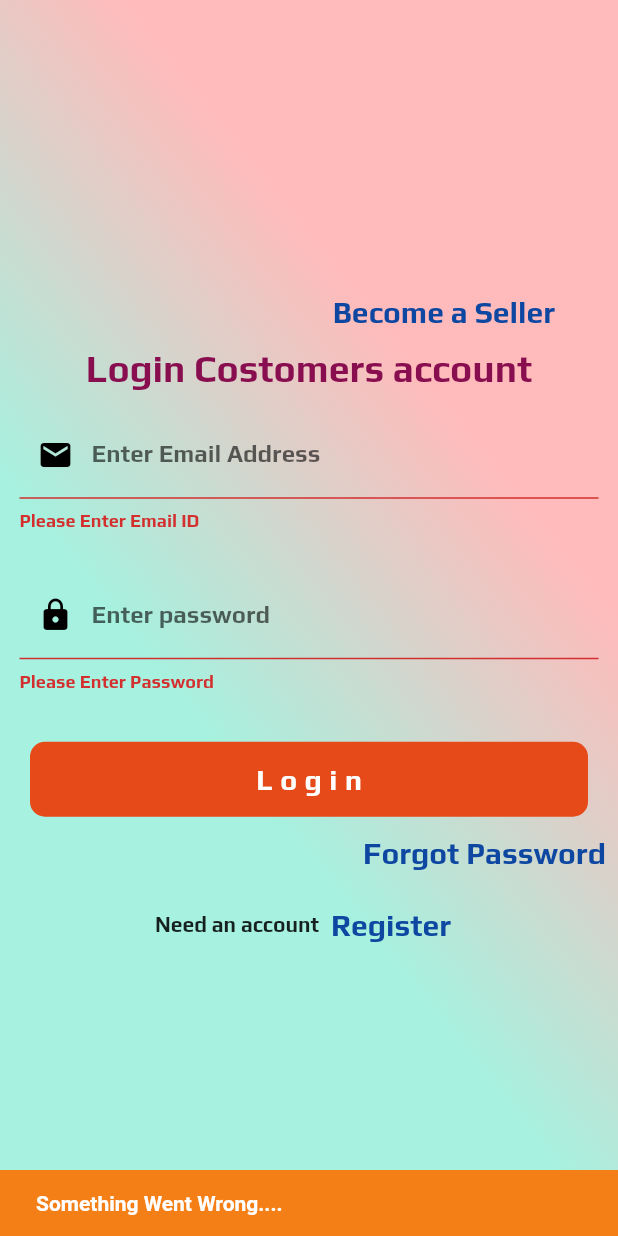
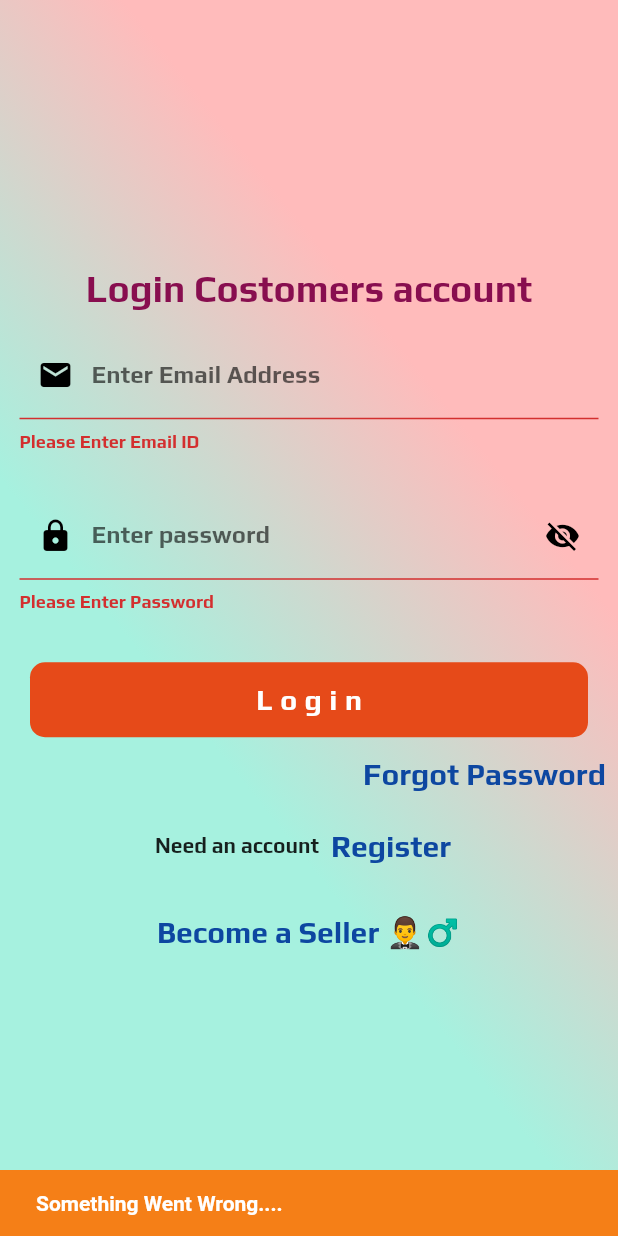
Before and after one commit to RanaKirtan-bit/CNC, a Flutter app: the screen it shows after launch, item 4 of the bottom bar chosen, after a tap on "Log In", after a tap on "Login", on a phone screen of 412 x 824 dp. Run offline on Flutter 3.47's test engine with Material 2 defaults, Android fonts, the phone set to English and light mode, and no system bars; our stand-ins replace cached_network_image, cloud_firestore, csc_picker, dots_indicator, email_validator, firebase_auth and 8 more; missing offline and left inert: flutterfire_ui, mailer, razorpay_flutter; accounts and stored records are empty; project files that could hold a hidden picture were left out.

Commit message:
Rating done - 18/03/24

```diff
--- a/lib/models/product_model.dart
+++ b/lib/models/product_model.dart
@@ -23,6 +23,7 @@ class Product {
   final double? shippingCharge;
   int quantity;
   final List<String>? sizeList;
+  String? selectedSize;
   List<double>? ratings;
   double? averageRating;
 
@@ -49,6 +50,7 @@ class Product {
     this.chargeShipping,
     this.shippingCharge,
     this.sizeList,
+    this.selectedSize,
     this.quantity = 1,
     this.averageRating,
   });
--- a/lib/views/buyers/auth/login_screen.dart
+++ b/lib/views/buyers/auth/login_screen.dart
@@ -22,28 +22,38 @@ class _LoginScreenState extends State<LoginScreen> {
   late String email;
 
   late String password;
+  bool _isObscure = true; // Initially password is obscure
+
   final FirebaseAuth _auth = FirebaseAuth.instance;
   final FirebaseFirestore _firestore = FirebaseFirestore.instance;
 
 
+  _togglePasswordVisibility() {
+    setState(() {
+      _isObscure = !_isObscure;
+    });
+  }
 
-  _loginUsers() async{
-        if(_formKey.currentState!.validate()) {
+
+
+  _loginUsers() async {
+    if (_formKey.currentState!.validate()) {
       String res = await _authController.loginUsers(email, password);
-                var userDoc = await _firestore.collection('buyers').doc(_auth.currentUser!.uid).get();
-                if (res == 'success' ) {
-                  return Navigator.pushReplacement(context,
+      if (res == 'success') {
+        return Navigator.pushReplacement(
+          context,
           MaterialPageRoute(builder: (BuildContext context) {
             return MainScreen();
-                      }));
+          }),
+        );
       } else {
-                      return showSnack(context, res);
+        return showSnack(context, res); // Display error message
       }
-
     } else {
       return showSnack(context, 'Something Went Wrong....');
     }
   }
+
 
   @override
   Widget build(BuildContext context) {
@@ -62,24 +72,6 @@ class _LoginScreenState extends State<LoginScreen> {
               child: Column(
                 mainAxisAlignment: MainAxisAlignment.center,
                 children: [
-                  Padding(
-                    padding: const EdgeInsets.only(left: 180.0),
-                    child: TextButton(
-                    onPressed: () {
-                      Navigator.push(context, MaterialPageRoute(builder: (context){
-                        return LoginSellerScreen();
-                      }));
-                },
-                      child: Text(
-                        'Become a Seller',
-                        style: TextStyle(
-                          fontWeight: FontWeight.bold,
-                          color: Colors.blue.shade900,
-                          fontSize: 20,
-                        ),
-                      ),
-                    ),
-                  ),
                   Text(
                     'Login Costomer''s account',
                     style: TextStyle(
@@ -139,9 +131,17 @@ class _LoginScreenState extends State<LoginScreen> {
                       onChanged: ((value) {
                         password = value;
                       }),
+                      obscureText: _isObscure, // Toggle password visibility
                       decoration: InputDecoration(
                         labelText: 'Enter password',
-                        prefixIcon: Icon(Icons.lock, color: Colors.black,),
+                        prefixIcon: Icon(Icons.lock, color: Colors.black),
+                        suffixIcon: IconButton(
+                          onPressed: _togglePasswordVisibility,
+                          icon: Icon(
+                            _isObscure ? Icons.visibility_off : Icons.visibility,
+                            color: Colors.black,
+                          ),
+                        ),
                       ),
                     ),
                   ),
@@ -213,7 +213,24 @@ class _LoginScreenState extends State<LoginScreen> {
 
                     ],
                   ),
-
+                  Padding(
+                    padding: const EdgeInsets.only(top: 10.0),
+                    child: TextButton(
+                      onPressed: () {
+                        Navigator.push(context, MaterialPageRoute(builder: (context){
+                          return LoginSellerScreen();
+                        }));
+                      },
+                      child: Text(
+                        'Become a Seller 🤵‍♂',
+                        style: TextStyle(
+                          fontWeight: FontWeight.bold,
+                          color: Colors.blue.shade900,
+                          fontSize: 20,
+                        ),
+                      ),
+                    ),
+                  ),
                 ],
               ),
             ),
```
Also changed, not shown: lib/views/buyers/nav_screens/cart_screen.dart (+33 -10 lines), lib/views/buyers/nav_screens/product_details_screen.dart (+23 -6 lines). Lines whose indentation alone changed are shown as unchanged.
